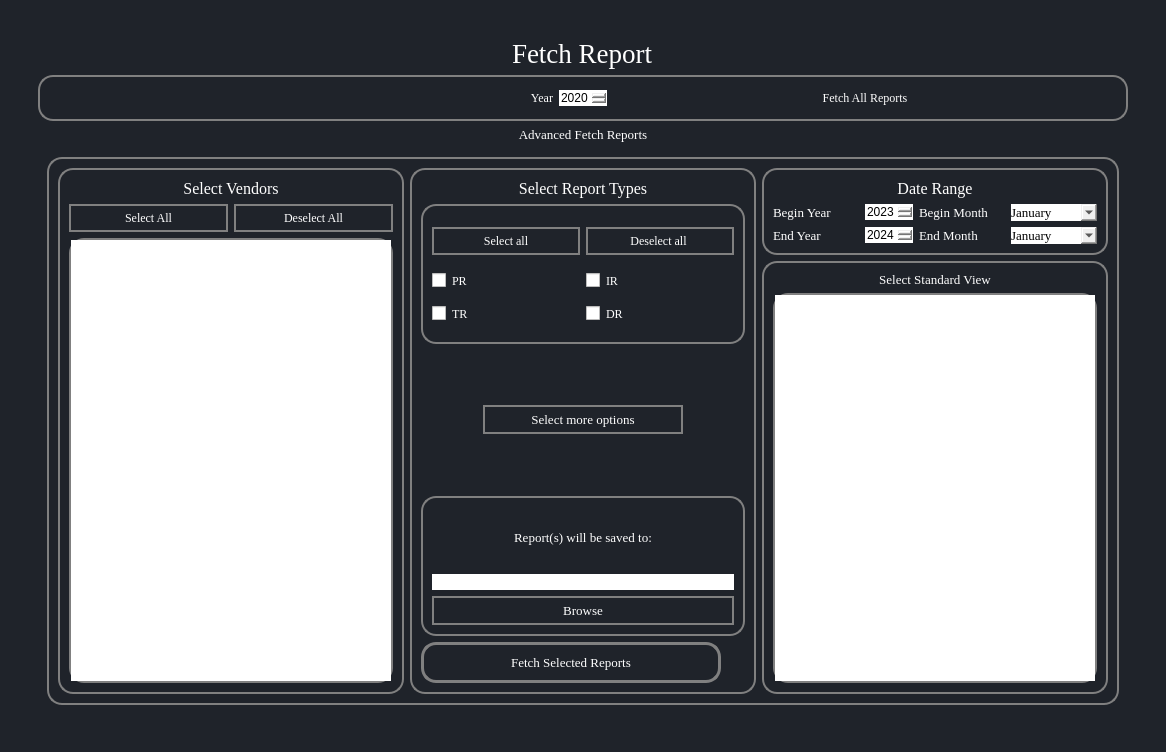
Old version of the form COUNTER-Release-5.1-main/ui/FetchReportsTab.ui in the repository abhishekvatsAV/Shree_Gommat_Tech.
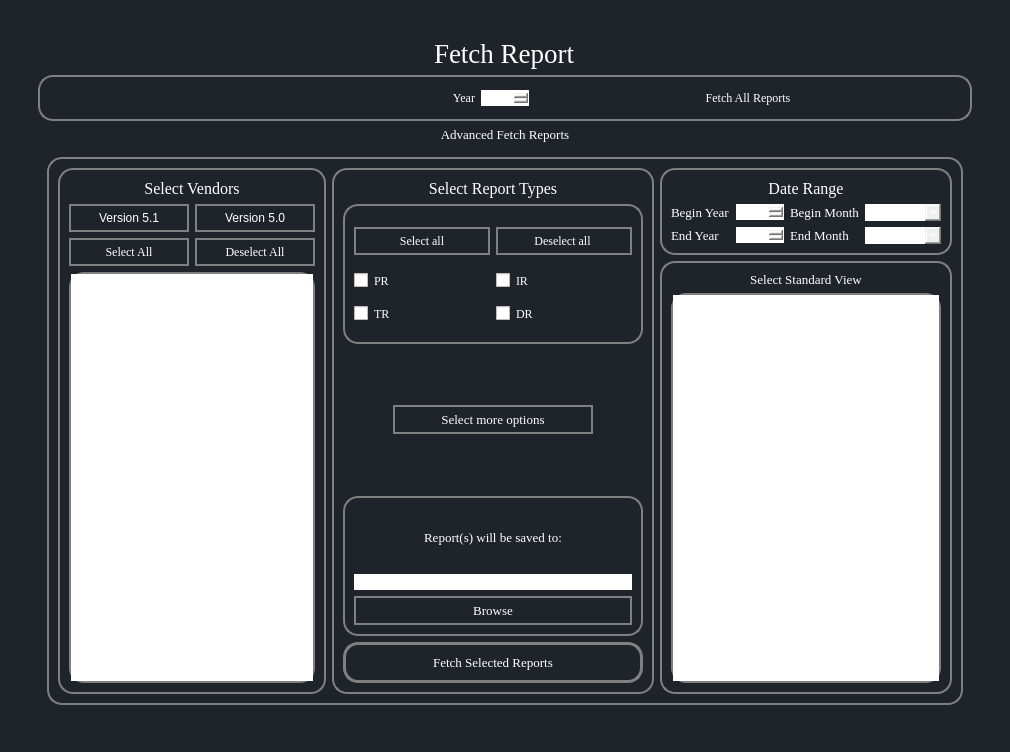
New version of the form.

Commit message: completed fetch reports section

Patch:
```diff
--- a/COUNTER-Release-5.1-main/ui/FetchReportsTab.ui
+++ b/COUNTER-Release-5.1-main/ui/FetchReportsTab.ui
@@ -6,7 +6,7 @@
    <rect>
     <x>0</x>
     <y>0</y>
-    <width>1166</width>
+    <width>1010</width>
     <height>752</height>
    </rect>
   </property>
@@ -159,7 +159,6 @@
                         <font>
                          <family>Georgia</family>
                          <pointsize>10</pointsize>
-                         <weight>50</weight>
                          <bold>false</bold>
                         </font>
                        </property>
@@ -185,7 +184,7 @@
                         </sizepolicy>
                        </property>
                        <property name="styleSheet">
-                        <string notr="true">color:black;</string>
+                        <string notr="true">color:white;</string>
                        </property>
                        <property name="movement">
                         <enum>QListView::Static</enum>
@@ -268,7 +267,7 @@
                      <item row="2" column="1">
                       <widget class="QDateEdit" name="dateedit1_3">
                        <property name="styleSheet">
-                        <string notr="true">color:black;</string>
+                        <string notr="true"/>
                        </property>
                        <property name="displayFormat">
                         <string>yyyy</string>
@@ -297,7 +296,7 @@
                         </sizepolicy>
                        </property>
                        <property name="styleSheet">
-                        <string notr="true">color:black; font-size:15;</string>
+                        <string notr="true">font-size:15;</string>
                        </property>
                        <property name="dateTime">
                         <datetime>
@@ -349,7 +348,7 @@
                         </font>
                        </property>
                        <property name="styleSheet">
-                        <string notr="true">color:Black;</string>
+                        <string notr="true"/>
                        </property>
                        <item>
                         <property name="text">
@@ -422,7 +421,7 @@
                         </font>
                        </property>
                        <property name="styleSheet">
-                        <string notr="true">Color:black;</string>
+                        <string notr="true"/>
                        </property>
                        <item>
                         <property name="text">
@@ -498,7 +497,6 @@
                         <font>
                          <family>Georgia</family>
                          <pointsize>12</pointsize>
-                         <weight>50</weight>
                          <bold>false</bold>
                         </font>
                        </property>
@@ -536,39 +534,8 @@
                      <enum>QFrame::Raised</enum>
                     </property>
                     <layout class="QGridLayout" name="gridLayout_6">
-                     <item row="0" column="0" colspan="2">
-                      <widget class="QLabel" name="lblFetchAllReport_3">
-                       <property name="font">
-                        <font>
-                         <family>Georgia</family>
-                         <pointsize>12</pointsize>
-                         <weight>50</weight>
-                         <bold>false</bold>
-                        </font>
-                       </property>
-                       <property name="autoFillBackground">
-                        <bool>false</bool>
-                       </property>
-                       <property name="styleSheet">
-                        <string notr="true">border:none</string>
-                       </property>
-                       <property name="text">
-                        <string>Select Vendors</string>
-                       </property>
-                       <property name="alignment">
-                        <set>Qt::AlignCenter</set>
-                       </property>
-                      </widget>
-                     </item>
-                     <item row="2" column="0" colspan="2">
-                      <widget class="QListView" name="listView">
-                       <property name="styleSheet">
-                        <string notr="true">color:black;</string>
-                       </property>
-                      </widget>
-                     </item>
-                     <item row="1" column="1">
-                      <widget class="QPushButton" name="pushButton_4">
+                     <item row="3" column="1">
+                      <widget class="QPushButton" name="deselect_allvendors_button">
                        <property name="font">
                         <font>
                          <family>Georgia</family>
@@ -583,8 +550,8 @@
                        </property>
                       </widget>
                      </item>
-                     <item row="1" column="0">
-                      <widget class="QPushButton" name="pushButton_3">
+                     <item row="3" column="0">
+                      <widget class="QPushButton" name="select_allvendors_button">
                        <property name="font">
                         <font>
                          <family>Georgia</family>
@@ -598,6 +565,56 @@
                        </property>
                       </widget>
                      </item>
+                     <item row="0" column="0" colspan="2">
+                      <widget class="QLabel" name="lblFetchAllReport_3">
+                       <property name="font">
+                        <font>
+                         <family>Georgia</family>
+                         <pointsize>12</pointsize>
+                         <bold>false</bold>
+                        </font>
+                       </property>
+                       <property name="autoFillBackground">
+                        <bool>false</bool>
+                       </property>
+                       <property name="styleSheet">
+                        <string notr="true">border:none;</string>
+                       </property>
+                       <property name="text">
+                        <string>Select Vendors</string>
+                       </property>
+                       <property name="alignment">
+                        <set>Qt::AlignCenter</set>
+                       </property>
+                      </widget>
+                     </item>
+                     <item row="4" column="0" colspan="2">
+                      <widget class="QListView" name="vendors_list_view_fetch">
+                       <property name="styleSheet">
+                        <string notr="true">color:white;</string>
+                       </property>
+                      </widget>
+                     </item>
+                     <item row="1" column="0">
+                      <widget class="QPushButton" name="version_51_button">
+                       <property name="styleSheet">
+                        <string notr="true">text-align:center;</string>
+                       </property>
+                       <property name="text">
+                        <string>Version 5.1</string>
+                       </property>
+                      </widget>
+                     </item>
+                     <item row="1" column="1">
+                      <widget class="QPushButton" name="version_50_button">
+                       <property name="styleSheet">
+                        <string notr="true">text-align:center;</string>
+                       </property>
+                       <property name="text">
+                        <string>Version 5.0</string>
+                       </property>
+                      </widget>
+                     </item>
                     </layout>
                    </widget>
                   </item>
@@ -770,7 +787,6 @@
                         <font>
                          <family>Georgia</family>
                          <pointsize>12</pointsize>
-                         <weight>50</weight>
                          <bold>false</bold>
                         </font>
                        </property>
@@ -829,7 +845,7 @@
                         <item row="1" column="0">
                          <widget class="QLineEdit" name="lineEdit">
                           <property name="styleSheet">
-                           <string notr="true">color:black;</string>
+                           <string notr="true">color:white;</string>
                           </property>
                          </widget>
                         </item>
@@ -852,8 +868,8 @@
                        </layout>
                       </widget>
                      </item>
-                     <item row="6" column="0" colspan="2">
-                      <widget class="QPushButton" name="btnFetchSelectedReports">
+                     <item row="6" column="0" colspan="2" alignment="Qt::AlignHCenter">
+                      <widget class="QPushButton" name="fetch_selected_reports_button">
                        <property name="sizePolicy">
                         <sizepolicy hsizetype="Preferred" vsizetype="Fixed">
                          <horstretch>0</horstretch>
@@ -908,7 +924,6 @@
                <font>
                 <family>Georgia</family>
                 <pointsize>10</pointsize>
-                <weight>50</weight>
                 <bold>false</bold>
                 <kerning>true</kerning>
                </font>
@@ -998,16 +1013,16 @@
                   </sizepolicy>
                  </property>
                  <property name="styleSheet">
-                  <string notr="true">color:black;</string>
+                  <string notr="true"/>
                  </property>
                  <property name="dateTime">
                   <datetime>
                    <hour>0</hour>
                    <minute>0</minute>
                    <second>0</second>
-                   <year>2020</year>
-                   <month>1</month>
-                   <day>1</day>
+                   <year>2019</year>
+                   <month>12</month>
+                   <day>25</day>
                   </datetime>
                  </property>
                  <property name="displayFormat">
```
Left out of the diff: 30 changed lines with no effect on the pictures. The commit also changes 410 other files.
